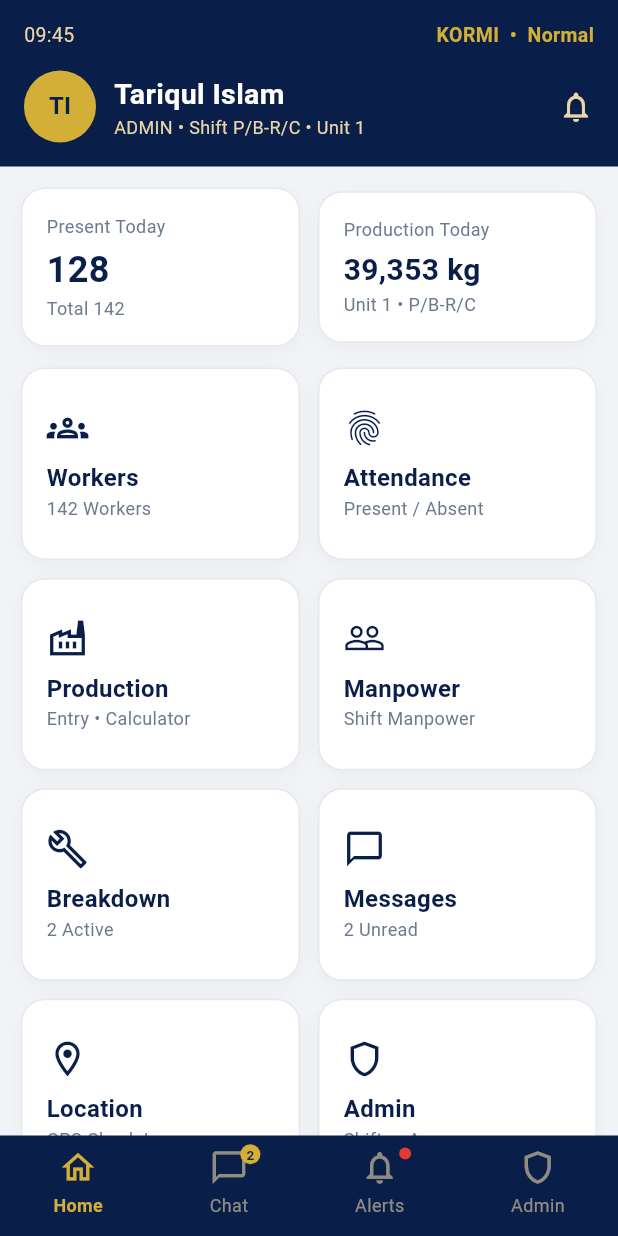
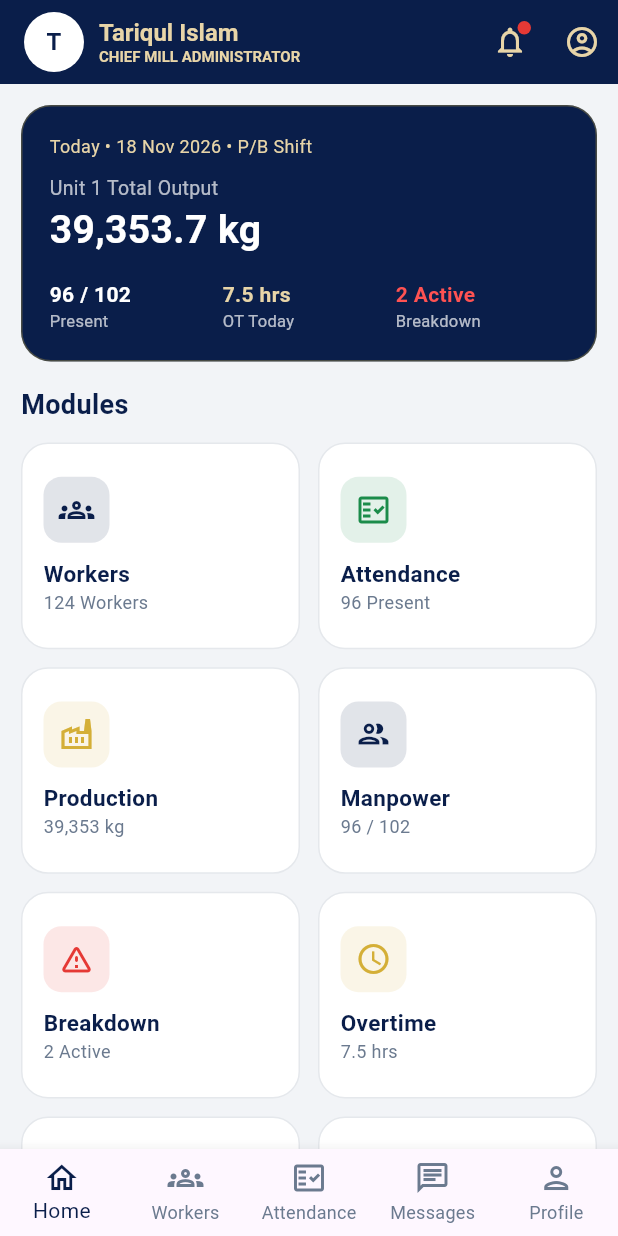
Before and after one commit to mirashiqurwork-hub/Kormi01, a Flutter app: the DashboardScreen screen opened by its route, on a phone screen of 412 x 824 dp. Run offline on Flutter 3.47's test engine with Material 3 defaults, Android fonts, the phone set to English and light mode, and no system bars; our stand-ins replace hive, image_picker; accounts and stored records are empty.

Commit message:
Update dashboard_screen.dart

```diff
--- a/lib/screens/dashboard_screen.dart
+++ b/lib/screens/dashboard_screen.dart
@@ -1,9 +1,19 @@
-// KORMI - Dashboard Screen - File 3
-// ছবির মতো: উপরে ডার্ক নেভি হেডার, নিচে সাদা কার্ড
-// কার্ডে চাপ দিলে মডিউল খুলবে, শুধু SnackBar না
+// KORMI - Dashboard Screen
+// সব কার্ড আসল Module খুলবে - Coming Soon নাই
 
 import 'package:flutter/material.dart';
 import '../theme/kormi_theme.dart';
+import 'workers_screen.dart';
+import 'attendance_screen.dart';
+import 'production_screen.dart';
+import 'manpower_screen.dart';
+import 'breakdown_screen.dart';
+import 'messages_screen.dart';
+import 'location_screen.dart';
+import 'admin_panel_screen.dart';
+import 'alerts_screen.dart';
+import 'profile_screen.dart';
+import 'overtime_screen.dart';
 
 class DashboardScreen extends StatefulWidget {
   const DashboardScreen({super.key});
@@ -13,290 +23,11 @@ class DashboardScreen extends StatefulWidget {
 }
 
 class _DashboardScreenState extends State<DashboardScreen> {
-  // বটম বারে কোনটা সিলেক্টেড
   int _bottomIndex = 0;
 
-  // মডিউল খোলা - আপাতত Coming Soon পেজে যাবে
-  // পরে আসল মডিউল ফাইল এলে এই ফাংশনটা আপডেট হবে
-  void _openModule(String title, String route) {
-    Navigator.push(
-      context,
-      MaterialPageRoute(
-        builder: (_) => _ModuleComingSoon(title: title, route: route),
-      ),
-    );
+  void _open(Widget page) {
+    Navigator.push(context, MaterialPageRoute(builder: (_) => page));
   }
-
-  // বটম বার চাপ দিলে
-  void _onBottomTap(int index) {
-    setState(() => _bottomIndex = index);
-    if (index == 1) {
-      _openModule('Messages', '/messages');
-    } else if (index == 2) {
-      _openModule('Mill Alerts & Notices', '/alerts');
-    } else if (index == 3) {
-      _openModule('Admin', '/admin');
-    }
-    // index 0 = Home, এই পেজেই থাকবে
-  }
-
-  @override
-  Widget build(BuildContext context) {
-    return Scaffold(
-      backgroundColor: KormiColors.bg,
-      // উপরের ডার্ক নেভি অংশ
-      body: Column(
-        children: [
-          // ---- Top Header ----
-          Container(
-            width: double.infinity,
-            color: KormiColors.navy,
-            padding: const EdgeInsets.fromLTRB(16, 14, 16, 16),
-            child: SafeArea(
-              bottom: false,
-              child: Column(
-                crossAxisAlignment: CrossAxisAlignment.start,
-                children: [
-                  // KORMI • Normal
-                  const Row(
-                    mainAxisAlignment: MainAxisAlignment.spaceBetween,
-                    children: [
-                      Text(
-                        '09:45',
-                        style: TextStyle(color: KormiColors.goldLight, fontSize: 13),
-                      ),
-                      Text(
-                        'KORMI  •  Normal',
-                        style: TextStyle(
-                          color: KormiColors.gold,
-                          fontSize: 13,
-                          fontWeight: FontWeight.bold,
-                        ),
-                      ),
-                    ],
-                  ),
-                  const SizedBox(height: 14),
-                  const Row(
-                    children: [
-                      CircleAvatar(
-                        radius: 24,
-                        backgroundColor: KormiColors.gold,
-                        child: Text(
-                          'TI',
-                          style: TextStyle(
-                            color: KormiColors.navy,
-                            fontWeight: FontWeight.bold,
-                          ),
-                        ),
-                      ),
-                      SizedBox(width: 12),
-                      Expanded(
-                        child: Column(
-                          crossAxisAlignment: CrossAxisAlignment.start,
-                          children: [
-                            Text(
-                              'Tariqul Islam',
-                              style: TextStyle(
-                                color: Colors.white,
-                                fontSize: 19,
-                                fontWeight: FontWeight.bold,
-                              ),
-                            ),
-                            Text(
-                              'ADMIN • Shift P/B-R/C • Unit 1',
-                              style: TextStyle(color: KormiColors.goldLight, fontSize: 12),
-                            ),
-                          ],
-                        ),
-                      ),
-                      Icon(Icons.notifications_none, color: KormiColors.goldLight),
-                    ],
-                  ),
-                ],
-              ),
-            ),
-          ),
-
-          // ---- Body ----
-          Expanded(
-            child: SingleChildScrollView(
-              padding: const EdgeInsets.all(14),
-              child: Column(
-                children: [
-                  // আজকের হিসাব - ২টা কার্ড
-                  Row(
-                    children: [
-                      Expanded(
-                        child: KormiCard(
-                          child: Column(
-                            crossAxisAlignment: CrossAxisAlignment.start,
-                            children: const [
-                              Text('Present Today', style: TextStyle(color: KormiColors.textGrey, fontSize: 12)),
-                              SizedBox(height: 4),
-                              Text('128', style: TextStyle(color: KormiColors.navy, fontSize: 24, fontWeight: FontWeight.bold)),
-                              Text('Total 142', style: TextStyle(color: KormiColors.textGrey, fontSize: 12)),
-                            ],
-                          ),
-                        ),
-                      ),
-                      const SizedBox(width: 12),
-                      Expanded(
-                        child: KormiCard(
-                          child: Column(
-                            crossAxisAlignment: CrossAxisAlignment.start,
-                            children: const [
-                              Text('Production Today', style: TextStyle(color: KormiColors.textGrey, fontSize: 12)),
-                              SizedBox(height: 4),
-                              Text('39,353 kg', style: TextStyle(color: KormiColors.navy, fontSize: 20, fontWeight: FontWeight.bold)),
-                              Text('Unit 1 • P/B-R/C', style: TextStyle(color: KormiColors.textGrey, fontSize: 12)),
-                            ],
-                          ),
-                        ),
-                      ),
-                    ],
-                  ),
-                  const SizedBox(height: 14),
-
-                  // মডিউল গ্রিড - ছবির মতো
-                  GridView.count(
-                    shrinkWrap: true,
-                    physics: const NeverScrollableScrollPhysics(),
-                    crossAxisCount: 2,
-                    crossAxisSpacing: 12,
-                    mainAxisSpacing: 12,
-                    childAspectRatio: 1.45,
-                    children: [
-                      _moduleCard(Icons.groups_outlined, 'Workers', '142 Workers', () => _openModule('Workers', '/workers')),
-                      _moduleCard(Icons.fingerprint, 'Attendance', 'Present / Absent', () => _openModule('Attendance', '/attendance')),
-                      _moduleCard(Icons.factory_outlined, 'Production', 'Entry • Calculator', () => _openModule('Production', '/production')),
-                      _moduleCard(Icons.people_outline, 'Manpower', 'Shift Manpower', () => _openModule('Manpower', '/manpower')),
-                      _moduleCard(Icons.build_outlined, 'Breakdown', '2 Active', () => _openModule('Breakdown', '/breakdown')),
-                      _moduleCard(Icons.chat_bubble_outline, 'Messages', '2 Unread', () => _openModule('Messages', '/messages')),
-                      _moduleCard(Icons.location_on_outlined, 'Location', 'GPS Check-In', () => _openModule('Location', '/location')),
-                      _moduleCard(Icons.shield_outlined, 'Admin', 'Shifts • Access', () => _openModule('Admin', '/admin')),
-                    ],
-                  ),
-                  const SizedBox(height: 14),
-
-                  // ASK AI কার্ড
-                  KormiCard(
-                    child: Row(
-                      children: [
-                        const CircleAvatar(
-                          backgroundColor: KormiColors.navy,
-                          child: Icon(Icons.mic_none, color: KormiColors.goldLight),
-                        ),
-                        const SizedBox(width: 12),
-                        const Expanded(
-                          child: Column(
-                            crossAxisAlignment: CrossAxisAlignment.start,
-                            children: [
-                              Text('ASK AI', style: TextStyle(fontWeight: FontWeight.bold, fontSize: 16, color: KormiColors.navy)),
-                              Text('বাংলা / English / Banglish - মুখে বললেই হবে', style: TextStyle(color: KormiColors.textGrey, fontSize: 12)),
-                            ],
-                          ),
-                        ),
-                        TextButton(
-                          onPressed: () => _openModule('ASK AI', '/ask-ai'),
-                          child: const Text('Open', style: TextStyle(color: KormiColors.navy, fontWeight: FontWeight.bold)),
-                        ),
-                      ],
-                    ),
-                  ),
-                ],
-              ),
-            ),
-          ),
-        ],
-      ),
-
-      // ---- Bottom Bar - ছবির মতো ----
-      bottomNavigationBar: Container(
-        color: KormiColors.navy,
-        padding: const EdgeInsets.only(top: 8, bottom: 12),
-        child: Row(
-          mainAxisAlignment: MainAxisAlignment.spaceAround,
-          children: [
-            _bottomItem(Icons.home_outlined, 'Home', 0, null),
-            _bottomItem(Icons.chat_bubble_outline, 'Chat', 1, '2'),
-            _bottomItem(Icons.notifications_none, 'Alerts', 2, '•'),
-            _bottomItem(Icons.shield_outlined, 'Admin', 3, null),
-          ],
-        ),
-      ),
-    );
-  }
-
-  // মডিউল কার্ড
-  Widget _moduleCard(IconData icon, String title, String subtitle, VoidCallback onTap) {
-    return GestureDetector(
-      onTap: onTap,
-      child: KormiCard(
-        child: Column(
-          crossAxisAlignment: CrossAxisAlignment.start,
-          mainAxisAlignment: MainAxisAlignment.center,
-          children: [
-            Icon(icon, color: KormiColors.navy, size: 28),
-            const SizedBox(height: 8),
-            Text(title, style: const TextStyle(fontWeight: FontWeight.bold, fontSize: 16, color: KormiColors.navy)),
-            Text(subtitle, style: const TextStyle(color: KormiColors.textGrey, fontSize: 12)),
-          ],
-        ),
-      ),
-    );
-  }
-
-  // বটম বার আইটেম
-  Widget _bottomItem(IconData icon, String label, int index, String? badge) {
-    final active = _bottomIndex == index;
-    return GestureDetector(
-      onTap: () => _onBottomTap(index),
-      child: Column(
-        mainAxisSize: MainAxisSize.min,
-        children: [
-          Stack(
-            clipBehavior: Clip.none,
-            children: [
-              Icon(icon, color: active ? KormiColors.gold : KormiColors.goldLight.withOpacity(0.6), size: 26),
-              if (badge != null)
-                Positioned(
-                  right: -8,
-                  top: -6,
-                  child: Container(
-                    padding: const EdgeInsets.all(4),
-                    decoration: BoxDecoration(
-                      color: badge == '•' ? KormiColors.red : KormiColors.gold,
-                      shape: BoxShape.circle,
-                    ),
-                    child: Text(
-                      badge == '•' ? '' : badge,
-                      style: const TextStyle(fontSize: 9, fontWeight: FontWeight.bold, color: KormiColors.navy),
-                    ),
-                  ),
-                ),
-            ],
-          ),
-          const SizedBox(height: 4),
-          Text(
-            label,
-            style: TextStyle(
-              color: active ? KormiColors.gold : KormiColors.goldLight.withOpacity(0.6),
-              fontSize: 12,
-              fontWeight: active ? FontWeight.bold : FontWeight.normal,
-            ),
-          ),
-        ],
-      ),
-    );
-  }
-}
-
-// অস্থায়ী পেজ - আসল মডিউল ফাইল না আসা পর্যন্ত
-// পরে এই ক্লাসটা লাগবে না, আসল মডিউল খুলবে
-class _ModuleComingSoon extends StatelessWidget {
-  final String title;
-  final String route;
-  const _ModuleComingSoon({required this.title, required this.route});
 
   @override
   Widget build(BuildContext context) {
@@ -305,25 +36,211 @@ class _ModuleComingSoon extends StatelessWidget {
       appBar: AppBar(
         backgroundColor: KormiColors.navy,
         foregroundColor: KormiColors.goldLight,
-        title: Text(title),
-      ),
-      body: Center(
-        child: Padding(
-          padding: const EdgeInsets.all(20),
-          child: Column(
-            mainAxisAlignment: MainAxisAlignment.center,
+        automaticallyImplyLeading: false,
+        title: Row(
+          children: [
+            const CircleAvatar(
+              radius: 20,
+              backgroundColor: Colors.white,
+              child: Text('T', style: TextStyle(fontWeight: FontWeight.bold, color: KormiColors.navy)),
+            ),
+            const SizedBox(width: 10),
+            const Column(
+              crossAxisAlignment: CrossAxisAlignment.start,
+              children: [
+                Text('Tariqul Islam', style: TextStyle(fontSize: 16, fontWeight: FontWeight.bold)),
+                Text('CHIEF MILL ADMINISTRATOR', style: TextStyle(fontSize: 10, color: KormiColors.goldLight)),
+              ],
+            ),
+          ],
+        ),
+        actions: [
+          Stack(
             children: [
-              const Icon(Icons.construction_outlined, size: 48, color: KormiColors.navy),
-              const SizedBox(height: 14),
-              Text(title, style: const TextStyle(fontSize: 20, fontWeight: FontWeight.bold, color: KormiColors.navy)),
-              const SizedBox(height: 8),
-              Text(
-                'এই মডিউলটা পরের ফাইলে আসবে\nRoute: $route',
-                textAlign: TextAlign.center,
-                style: const TextStyle(color: KormiColors.textGrey),
+              IconButton(
+                icon: const Icon(Icons.notifications_outlined),
+                onPressed: () => _open(const AlertsScreen()),
+              ),
+              Positioned(
+                right: 10,
+                top: 10,
+                child: Container(
+                  width: 9,
+                  height: 9,
+                  decoration: const BoxDecoration(color: KormiColors.red, shape: BoxShape.circle),
+                ),
               ),
             ],
           ),
+          IconButton(
+            icon: const Icon(Icons.account_circle_outlined),
+            onPressed: () => _open(const ProfileScreen()),
+          ),
+        ],
+      ),
+      body: SingleChildScrollView(
+        padding: const EdgeInsets.all(14),
+        child: Column(
+          crossAxisAlignment: CrossAxisAlignment.start,
+          children: [
+            // Top Summary Card
+            Container(
+              width: double.infinity,
+              padding: const EdgeInsets.all(18),
+              decoration: BoxDecoration(
+                color: KormiColors.navy,
+                borderRadius: BorderRadius.circular(20),
+                border: Border.all(color: KormiColors.gold.withOpacity(0.3)),
+              ),
+              child: Column(
+                crossAxisAlignment: CrossAxisAlignment.start,
+                children: [
+                  const Text('Today • 18 Nov 2026 • P/B Shift',
+                      style: TextStyle(color: KormiColors.goldLight, fontSize: 12)),
+                  const SizedBox(height: 10),
+                  const Text('Unit 1 Total Output',
+                      style: TextStyle(color: Colors.white70, fontSize: 13)),
+                  const Text('39,353.7 kg',
+                      style: TextStyle(color: Colors.white, fontWeight: FontWeight.bold, fontSize: 26)),
+                  const SizedBox(height: 14),
+                  Row(
+                    children: [
+                      Expanded(child: _topStat('Present', '96 / 102', Colors.white)),
+                      Expanded(child: _topStat('OT Today', '7.5 hrs', KormiColors.goldLight)),
+                      Expanded(child: _topStat('Breakdown', '2 Active', Colors.redAccent)),
+                    ],
+                  ),
+                ],
+              ),
+            ),
+            const SizedBox(height: 16),
+            const Text('Modules', style: TextStyle(fontWeight: FontWeight.bold, color: KormiColors.navy, fontSize: 18)),
+            const SizedBox(height: 12),
+
+            // Grid - সব কার্ড আসল পেজ খুলবে
+            GridView.count(
+              crossAxisCount: 2,
+              shrinkWrap: true,
+              physics: const NeverScrollableScrollPhysics(),
+              crossAxisSpacing: 12,
+              mainAxisSpacing: 12,
+              childAspectRatio: 1.35,
+              children: [
+                _moduleCard('Workers', '124 Workers', Icons.groups_outlined, KormiColors.navy, () => _open(const WorkersScreen())),
+                _moduleCard('Attendance', '96 Present', Icons.fact_check_outlined, KormiColors.green, () => _open(const AttendanceScreen())),
+                _moduleCard('Production', '39,353 kg', Icons.factory_outlined, KormiColors.gold, () => _open(const ProductionScreen())),
+                _moduleCard('Manpower', '96 / 102', Icons.people_outlined, KormiColors.navy, () => _open(const ManpowerScreen())),
+                _moduleCard('Breakdown', '2 Active', Icons.warning_amber_rounded, KormiColors.red, () => _open(const BreakdownScreen())),
+                _moduleCard('Overtime', '7.5 hrs', Icons.access_time_outlined, KormiColors.gold, () => _open(const OvertimeScreen())),
+                _moduleCard('Messages', '3 Unread', Icons.chat_outlined, KormiColors.navy, () => _open(const MessagesScreen())),
+                _moduleCard('Location', 'Live', Icons.location_on_outlined, KormiColors.green, () => _open(const LocationScreen())),
+                _moduleCard('Admin Panel', 'Access • Mills', Icons.admin_panel_settings_outlined, KormiColors.navy, () => _open(const AdminPanelScreen())),
+                _moduleCard('Alerts', '3 New', Icons.notifications_outlined, KormiColors.red, () => _open(const AlertsScreen())),
+                _moduleCard('Profile', 'My Profile', Icons.person_outlined, KormiColors.navy, () => _open(const ProfileScreen())),
+                _moduleCard('Settings', 'Backup • Help', Icons.settings_outlined, KormiColors.textGrey, () => _open(const ProfileScreen())),
+              ],
+            ),
+            const SizedBox(height: 14),
+            // Quick Share
+            KormiCard(
+              child: Column(
+                crossAxisAlignment: CrossAxisAlignment.start,
+                children: [
+                  const Text('Quick Share - Production Summary',
+                      style: TextStyle(fontWeight: FontWeight.bold, color: KormiColors.navy)),
+                  const SizedBox(height: 10),
+                  const Text('Shift:-P/B-R/C\nproduction summary\nC/D:- 4928 kg, B/D:- 5093 kg\nPacking = 00 Bag',
+                      style: TextStyle(color: KormiColors.textGrey, fontSize: 13)),
+                  const SizedBox(height: 12),
+                  Row(
+                    children: [
+                      Expanded(
+                        child: OutlinedButton.icon(
+                          onPressed: () => _open(const ProductionScreen()),
+                          icon: const Icon(Icons.copy_outlined, size: 16, color: KormiColors.navy),
+                          label: const Text('Copy', style: TextStyle(color: KormiColors.navy, fontWeight: FontWeight.bold)),
+                          style: OutlinedButton.styleFrom(
+                            side: const BorderSide(color: KormiColors.border),
+                            shape: RoundedRectangleBorder(borderRadius: BorderRadius.circular(30)),
+                          ),
+                        ),
+                      ),
+                      const SizedBox(width: 8),
+                      Expanded(
+                        child: ElevatedButton.icon(
+                          onPressed: () => _open(const ProductionScreen()),
+                          icon: const Icon(Icons.share_outlined, size: 16, color: KormiColors.goldLight),
+                          label: const Text('Share', style: TextStyle(color: KormiColors.goldLight, fontWeight: FontWeight.bold)),
+                          style: ElevatedButton.styleFrom(
+                            backgroundColor: KormiColors.navy,
+                            shape: RoundedRectangleBorder(borderRadius: BorderRadius.circular(30)),
+                          ),
+                        ),
+                      ),
+                    ],
+                  ),
+                ],
+              ),
+            ),
+          ],
+        ),
+      ),
+      bottomNavigationBar: BottomNavigationBar(
+        currentIndex: _bottomIndex,
+        onTap: (i) {
+          setState(() => _bottomIndex = i);
+          if (i == 1) _open(const WorkersScreen());
+          if (i == 2) _open(const AttendanceScreen());
+          if (i == 3) _open(const MessagesScreen());
+          if (i == 4) _open(const ProfileScreen());
+        },
+        type: BottomNavigationBarType.fixed,
+        selectedItemColor: KormiColors.navy,
+        unselectedItemColor: KormiColors.textGrey,
+        items: const [
+          BottomNavigationBarItem(icon: Icon(Icons.home_outlined), label: 'Home'),
+          BottomNavigationBarItem(icon: Icon(Icons.groups_outlined), label: 'Workers'),
+          BottomNavigationBarItem(icon: Icon(Icons.fact_check_outlined), label: 'Attendance'),
+          BottomNavigationBarItem(icon: Icon(Icons.chat_outlined), label: 'Messages'),
+          BottomNavigationBarItem(icon: Icon(Icons.person_outlined), label: 'Profile'),
+        ],
+      ),
+    );
+  }
+
+  Widget _topStat(String label, String value, Color color) {
+    return Column(
+      crossAxisAlignment: CrossAxisAlignment.start,
+      children: [
+        Text(value, style: TextStyle(color: color, fontWeight: FontWeight.bold, fontSize: 14)),
+        Text(label, style: const TextStyle(color: Colors.white70, fontSize: 11)),
+      ],
+    );
+  }
+
+  Widget _moduleCard(String title, String subtitle, IconData icon, Color color, VoidCallback onTap) {
+    return GestureDetector(
+      onTap: onTap,
+      child: Container(
+        padding: const EdgeInsets.all(14),
+        decoration: BoxDecoration(
+          color: Colors.white,
+          borderRadius: BorderRadius.circular(18),
+          border: Border.all(color: KormiColors.border),
+        ),
+        child: Column(
+          crossAxisAlignment: CrossAxisAlignment.start,
+          mainAxisAlignment: MainAxisAlignment.center,
+          children: [
+            Container(
+              padding: const EdgeInsets.all(10),
+              decoration: BoxDecoration(color: color.withOpacity(0.12), borderRadius: BorderRadius.circular(12)),
+              child: Icon(icon, color: color, size: 24),
+            ),
+            const SizedBox(height: 10),
+            Text(title, style: const TextStyle(fontWeight: FontWeight.bold, color: KormiColors.navy, fontSize: 15)),
+            Text(subtitle, style: const TextStyle(color: KormiColors.textGrey, fontSize: 12)),
+          ],
         ),
       ),
     );
```
